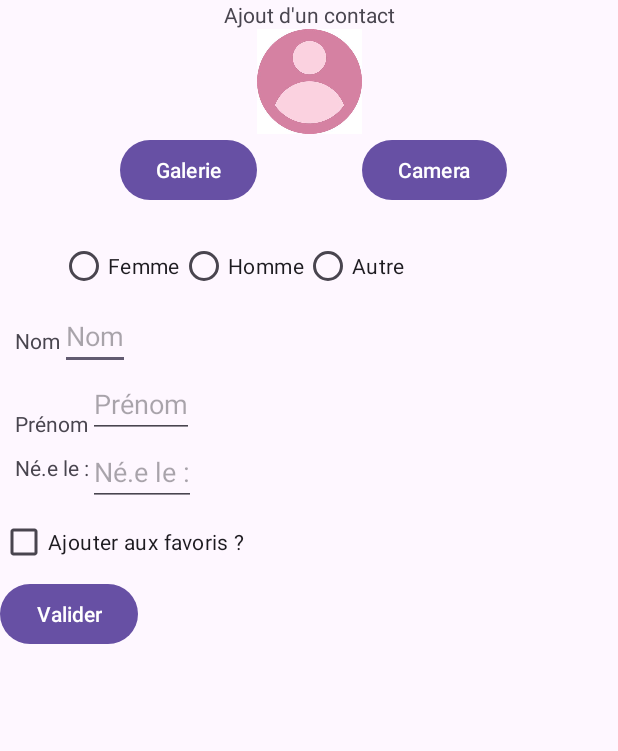
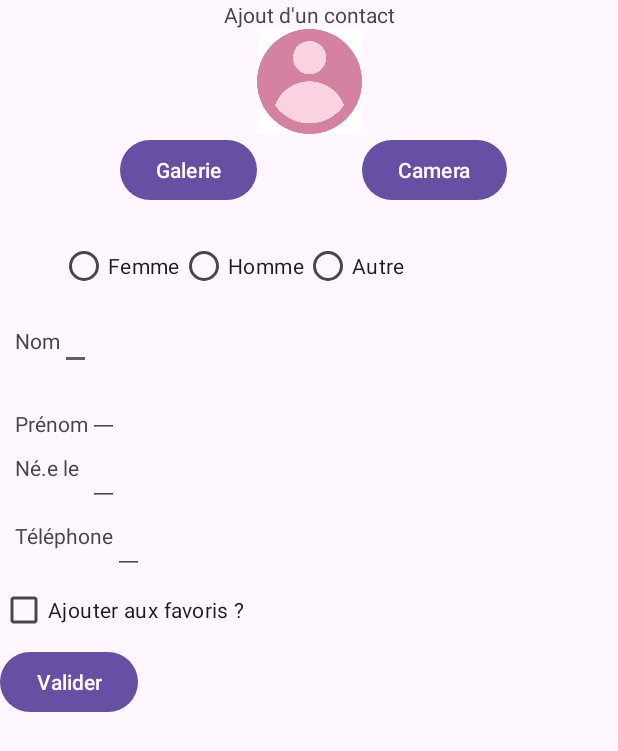
Before and after one commit to fasquelt/Kotlin_TP1, an Android app: the AjoutContact screen opened directly, with no data from a screen before it, on a phone screen of 412 x 824 dp. Shown: the top 751 px of the screen. Run offline under Robolectric (Android 15) with nearby library versions, the phone set to English and light mode, and no system bars.

Commit message:
Ajout d'un bouton pour le n° de tel

```diff
--- a/app/src/main/res/layout/activity_ajout.xml
+++ b/app/src/main/res/layout/activity_ajout.xml
@@ -97,7 +97,6 @@
         app:layout_constraintTop_toBottomOf="@+id/genre"
         app:layout_constraintStart_toEndOf="@+id/nom"
         android:autofillHints="name"
-        android:hint="@string/nom"
         >
 
     </com.google.android.material.textfield.TextInputEditText>
@@ -120,7 +119,6 @@
         app:layout_constraintTop_toBottomOf="@+id/input1"
         app:layout_constraintStart_toEndOf="@+id/pre"
         android:autofillHints="name"
-        android:hint="@string/pre"
         >
 
     </com.google.android.material.textfield.TextInputEditText>
@@ -145,7 +143,29 @@
         app:layout_constraintTop_toBottomOf="@+id/input2"
         app:layout_constraintStart_toStartOf="@+id/input2"
         android:autofillHints="Date de naissance"
-        android:hint="@string/ddn"
+        >
+
+    </com.google.android.material.textfield.TextInputEditText>
+
+    <TextView
+        android:id="@+id/tel"
+        android:layout_width="wrap_content"
+        android:layout_height="wrap_content"
+        android:layout_margin="10dp"
+        android:clickable="false"
+        android:text="@string/tel"
+        app:layout_constraintStart_toStartOf="parent"
+        app:layout_constraintHeight="wrap_content"
+        app:layout_constraintTop_toBottomOf="@id/input3" />
+
+    <com.google.android.material.textfield.TextInputEditText
+        android:id="@+id/input4"
+        android:layout_width="wrap_content"
+        android:layout_height="wrap_content"
+        app:layout_constraintTop_toBottomOf="@+id/input3"
+        app:layout_constraintStart_toEndOf="@+id/tel"
+        android:autofillHints="Téléphone"
+        android:inputType="phone"
         >
 
     </com.google.android.material.textfield.TextInputEditText>
@@ -156,7 +176,7 @@
         android:layout_width="wrap_content"
         android:layout_height="wrap_content"
         android:text="@string/ajoutfav"
-        app:layout_constraintTop_toBottomOf="@id/input3"
+        app:layout_constraintTop_toBottomOf="@id/input4"
         app:layout_constraintStart_toStartOf="parent"/>
 
     <Button
--- a/app/src/main/res/values/strings.xml
+++ b/app/src/main/res/values/strings.xml
@@ -2,7 +2,7 @@
     <string name="app_name">TP n°1</string>
     <string name="nom">Nom </string>
     <string name="pre">Prénom </string>
-    <string name="ddn"> Né.e le : </string>
+    <string name="ddn"> Né.e le </string>
     <string name="genre"> Genre </string>
     <string name="h"> Homme </string>
     <string name="f"> Femme </string>
@@ -16,4 +16,5 @@
     <string name="demande_prenom">Entrez le prénom du contact</string>
     <string name="galerie">Galerie</string>
     <string name="camera">Camera</string>
+    <string name="tel">Téléphone </string>
 </resources>
```
